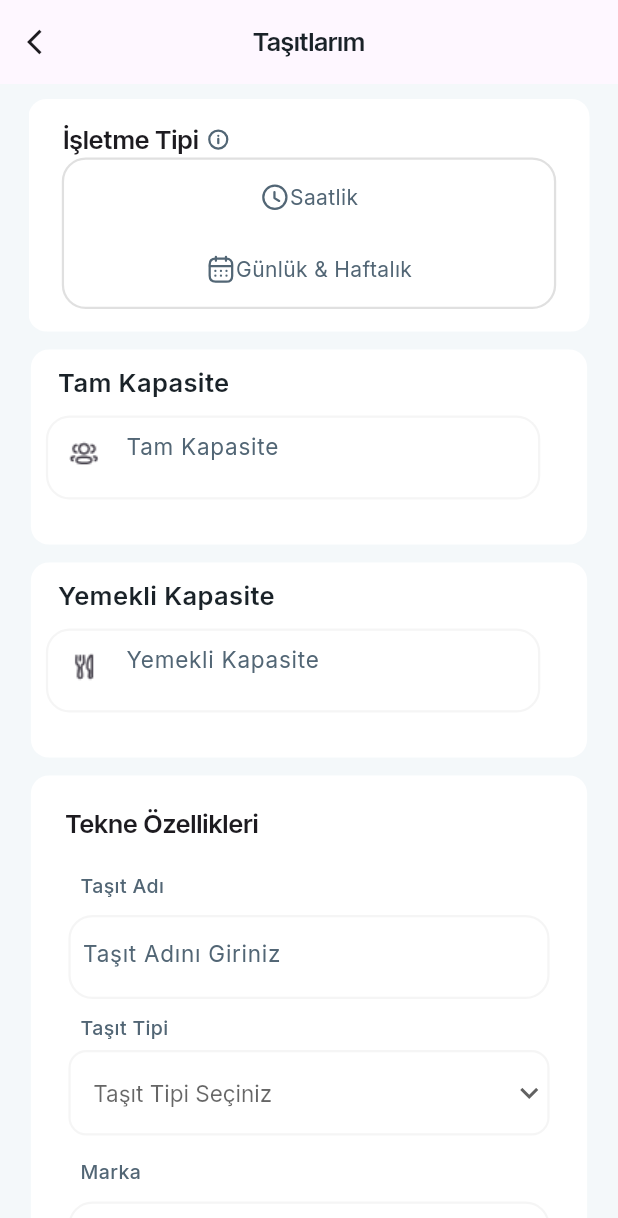
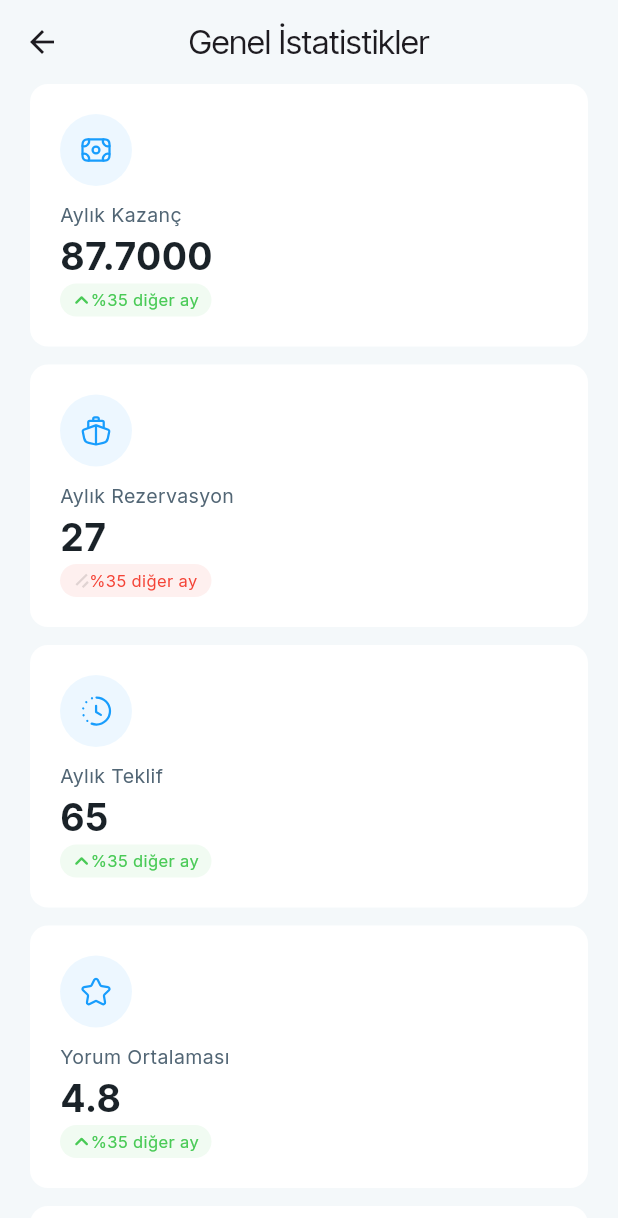
Before and after one commit to alican645/sabo_software, a Flutter app: the screen it shows after launch, on a phone screen of 412 x 824 dp. Shown: the top 1218 px of the screen. Run offline on Flutter 3.47's test engine with Material 3 defaults, Android fonts, the phone set to English and light mode, and no system bars; our stand-ins replace flutter_svg, google_fonts.

Commit message:
sabo_software 13.09.204-22.43

```diff
--- a/lib/main.dart
+++ b/lib/main.dart
@@ -9,7 +9,7 @@ import 'package:untitled/views/AciklamalarPage.dart';
 import 'package:untitled/views/OrganizasyonlarPage.dart';
 import 'package:untitled/views/SartlarPage.dart';
 import 'package:untitled/views/TasitlarDetayPage.dart';
-
+import 'package:untitled/views/GenelIstatistiklerPage.dart';
 
 
 void main() {
@@ -30,7 +30,7 @@ class MyApp extends StatelessWidget {
         theme: ThemeData(
           textTheme: GoogleFonts.interTightTextTheme(),
         ),
-        home: SafeArea(child: TasitlarDetayPage(),)
+        home: SafeArea(child: GenelIstatistiklerPage(),)
     );
   }
 }
--- /dev/null
+++ b/lib/views/GenelIstatistiklerPage.dart
@@ -0,0 +1,164 @@
+import 'package:flutter/material.dart';
+import 'package:flutter_svg/svg.dart';
+import 'package:google_fonts/google_fonts.dart';
+
+class GenelIstatistiklerPage extends StatefulWidget {
+  const GenelIstatistiklerPage({Key? key}) : super(key: key);
+
+  @override
+  _GenelIstatistiklerPageState createState() => _GenelIstatistiklerPageState();
+}
+
+class _GenelIstatistiklerPageState extends State<GenelIstatistiklerPage> {
+
+  final TextStyle _numberStyle = GoogleFonts.inter(fontSize: 25,fontWeight: FontWeight.w700,color: Color(0xff1A2228));
+  final TextStyle _titleStyle = GoogleFonts.inter(fontSize: 13,fontWeight: FontWeight.w400,color: Color(0xff526675));
+  final TextStyle _profitStyle = GoogleFonts.inter(fontSize: 11,fontWeight: FontWeight.w400);
+  final TextStyle _notCompletedStyle = GoogleFonts.inter(fontSize: 15,fontWeight: FontWeight.w500,color: Color(0xff1A2228));
+  final TextStyle _completedStyle = GoogleFonts.inter(fontSize: 15,fontWeight: FontWeight.w400,color: Color(0xff526675));
+  final TextStyle _profileTitleStyle = GoogleFonts.interTight(fontSize: 17,fontWeight: FontWeight.w600,color: Color(0xff1A2228));
+
+  final bool _isProfit = true;
+  final bool _isCompleted = false;
+
+  final _boxDecoration = BoxDecoration(
+    color: Colors.white,
+    borderRadius: BorderRadius.circular(12),
+  );
+  @override
+  Widget build(BuildContext context) {
+    final size = MediaQuery.of(context).size;
+    return Scaffold(
+      backgroundColor: Color(0xFFF4F8FA),
+      appBar: AppBar(
+        leading: IconButton(
+        onPressed: () {},
+        icon: Icon(Icons.arrow_back),
+      ),
+        backgroundColor: Color(0xFFF4F8FA),
+        title: Text('Genel İstatistikler'),
+        elevation: 0,
+        centerTitle: true,
+      ),
+      body: Center(
+        child: SingleChildScrollView(
+
+          child: Column(
+            children: [
+              _buildContainer(
+                size: size,
+                title: "Aylık Kazanç",
+                number: "87.7000",
+                isProfit: true,
+                iconPath: 'assets/svg/money-paper.svg',
+              ),
+              SizedBox(height: 12,),
+              _buildContainer(
+                size: size,
+                title: "Aylık Rezervasyon",
+                number: "27",
+                isProfit: false,
+                iconPath: 'assets/svg/ship.svg',
+              ),
+              SizedBox(height: 12,),
+              _buildContainer(
+                size: size,
+                title: "Aylık Teklif",
+                number: "65",
+                isProfit: true,
+                iconPath: 'assets/svg/clock-dash.svg',
+                ),
+              SizedBox(height: 12,),
+              _buildContainer(
+                size: size,
+                title: "Yorum Ortalaması",
+                number: "4.8",
+                isProfit: true,
+                iconPath: 'assets/svg/star.svg',
+              ),
+              SizedBox(height: 12,),
+              Padding(padding: EdgeInsets.symmetric(horizontal: 20.0),
+              child: Container(
+                decoration: _boxDecoration,
+                width: size.width,
+                child:Padding(padding: EdgeInsets.all(20.0),
+                child: Column(
+                  crossAxisAlignment: CrossAxisAlignment.start,
+                  children: [
+                  Text("Profili Tamamla",style: _profileTitleStyle,),
+                    _buildProfileContainer(size: size,isCompleted: true,content: "Şirket Bilgilerini Ekleyin",),
+                      _buildProfileContainer(size: size,isCompleted: false,content: "Profil Bilgilerinizi Güncelleyin",),
+                      _buildProfileContainer(size: size,isCompleted: true,content: "Teknenizi Ekleyin",),
+                        _buildProfileContainer(size: size,isCompleted: true,content: " Teknenizin Fiyatlarını Ekleyin",),
+                      _buildProfileContainer(size: size,isCompleted: false,content: "Teknenizin Müsaitliğini Düzenleyin",),
+                ],),
+                ),
+              )
+
+             )
+            ],
+          ),
+        ),
+      ),
+    );
+  }
+
+  Container _buildProfileContainer(
+    {required Size size,required bool isCompleted,required String content}
+    ) {
+    return Container(
+                    width: size.width,
+                    height: 56,
+                    decoration: _boxDecoration.copyWith(color:Color(0xffF9FCFD)),
+                    child: Row(
+                      mainAxisAlignment: MainAxisAlignment.spaceBetween,
+                      children: [
+                      Text(content,style: isCompleted==true ? _completedStyle   : _notCompletedStyle,),
+                      SvgPicture.asset(isCompleted==true ? 'assets/svg/completed_icon.svg' : 'assets/svg/arrow -right.svg')
+                    ],),
+                  );
+  }
+
+  Padding _buildContainer(
+    {required Size size,required String title,required String number,required bool isProfit,required String iconPath}
+    ) {
+    return Padding(
+            padding: EdgeInsets.symmetric(horizontal: 20.0),
+            child: Container(
+              width: size.width,
+              decoration: _boxDecoration,
+              child: Padding(
+                padding: EdgeInsets.all(20.0),
+                child: Column(
+                  crossAxisAlignment: CrossAxisAlignment.start,
+                  children: [
+                    CircleAvatar(
+                      radius: 24,
+                      backgroundColor: Color(0xff189DFD).withOpacity(0.08),
+                      child: SvgPicture.asset(iconPath),
+                    ),
+                    SizedBox(height: 10,),
+                    Text(title,style: _titleStyle,),
+                    Text(number,style: _numberStyle,),
+                    Container(
+                      width: 101,
+                      height: 22,
+                      decoration: BoxDecoration(
+                        borderRadius: BorderRadius.circular(200),
+                        color: isProfit==true ? Color(0xff49CA56).withOpacity(0.08) : Color(0xffF44336).withOpacity(0.08),
+                      ),
+                      child: Row(
+                        mainAxisAlignment: MainAxisAlignment.center,
+                        children: [
+                          SvgPicture.asset(isProfit==true ? 'assets/svg/arrow-up.svg' : 'assets/svg/two_line.svg'),
+                        Text("%35 diğer ay",style: _profitStyle.copyWith(color: isProfit==true ? Color(0xff49CA56) : Color(0xffF44336)),),
+                      ],),
+                    )
+
+
+                ],)
+            ),
+          ),
+          );
+  }
+}
--- a/lib/views/TasitlarDetayPage.dart
+++ b/lib/views/TasitlarDetayPage.dart
@@ -504,6 +504,7 @@ class _TasitlarDetayPageState extends State<TasitlarDetayPage> {
               ),
             ),
             child: DropdownButtonFormField<String>(
+
               decoration: InputDecoration(
                 border: InputBorder.none,
                 contentPadding: EdgeInsets.symmetric(horizontal: 15, vertical: 15), // İçerik padding ayarı
```
Also changed, not shown: assets/svg/arrow -right.svg (added), assets/svg/arrow-down.svg (added), assets/svg/arrow-up.svg (added), assets/svg/clock-dash.svg (added), assets/svg/completed_icon.svg (added), assets/svg/money-paper.svg (added), assets/svg/ship.svg (added), assets/svg/star.svg (added).
